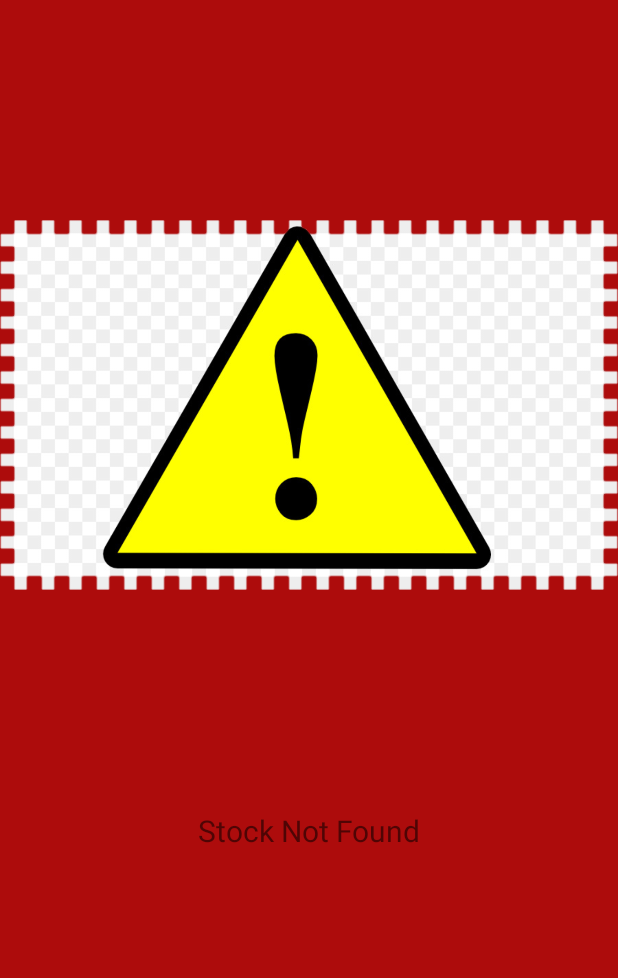
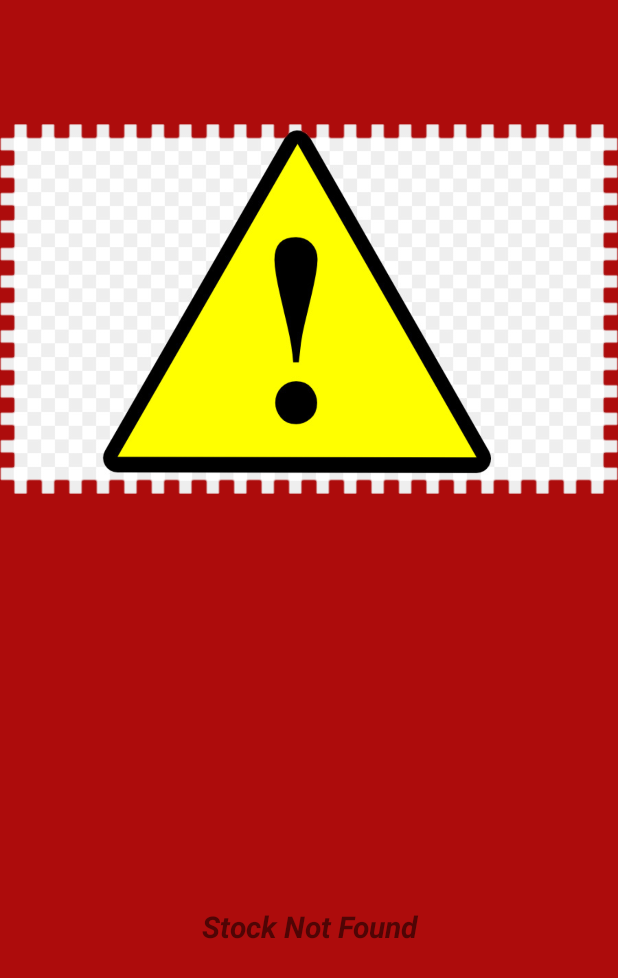
Before and after one commit to akhil-coder/DaggerApp, an Android app: the layout dialog_stock_not_found.xml on its own in the app's theme, with its tools: preview values and no code run, on a phone screen of 412 x 824 dp. Shown: the top 978 px of the screen. Run offline under Robolectric (Android 15) with nearby library versions, the phone set to English and light mode, and no system bars.

```diff
--- a/app/src/main/AndroidManifest.xml
+++ b/app/src/main/AndroidManifest.xml
@@ -4,7 +4,6 @@
 
     <uses-permission android:name="android.permission.CAMERA" />
     <uses-permission android:name="android.permission.INTERNET" />
-
     <uses-feature android:name="android.hardware.camera2" />
 
     <application
@@ -16,7 +15,8 @@
         android:supportsRtl="true"
         android:theme="@style/AppTheme"
         android:usesCleartextTraffic="true">
-        <activity android:name=".ui.main.settings.SettingsActivity"></activity>
+        <activity android:name=".ui.splashscreen.SplashScreenActivity"></activity>
+        <activity android:name=".ui.main.settings.SettingsActivity" />
         <activity android:name=".ui.auth.AuthActivity">
             <intent-filter>
                 <action android:name="android.intent.action.MAIN" />
--- a/app/src/main/java/com/appface/akhil/daggerapp/BaseActivity.java
+++ b/app/src/main/java/com/appface/akhil/daggerapp/BaseActivity.java
@@ -21,6 +21,7 @@ public class BaseActivity extends DaggerAppCompatActivity {
 
     @Inject
     public SessionManager sessionManager;
+
     private SharedPreferences sharedPreferences;
 
     @Override
--- a/app/src/main/java/com/appface/akhil/daggerapp/di/ActivityBuildersModule.java
+++ b/app/src/main/java/com/appface/akhil/daggerapp/di/ActivityBuildersModule.java
@@ -10,6 +10,7 @@ import com.appface.akhil.daggerapp.di.auth.AuthModule;
 import com.appface.akhil.daggerapp.di.auth.AuthViewModelsModule;
 import com.appface.akhil.daggerapp.ui.main.MainActivity;
 import com.appface.akhil.daggerapp.ui.main.scanner.ScannerActivity;
+import com.appface.akhil.daggerapp.ui.splashscreen.SplashScreenActivity;
 
 import dagger.Module;
 import dagger.android.ContributesAndroidInjector;
@@ -25,4 +26,7 @@ public abstract class ActivityBuildersModule {
 
     @ContributesAndroidInjector( modules = {ScannerModule.class, ScannerViewModelsModule.class})
     abstract ScannerActivity contributeScannerActivity();
+
+    @ContributesAndroidInjector
+    abstract SplashScreenActivity contributeSplashScreenActivity();
 }
--- a/app/src/main/res/layout/dialog_stock_not_found.xml
+++ b/app/src/main/res/layout/dialog_stock_not_found.xml
@@ -1,24 +1,27 @@
 <?xml version="1.0" encoding="utf-8"?>
-<RelativeLayout xmlns:android="http://schemas.android.com/apk/res/android"
+<LinearLayout xmlns:android="http://schemas.android.com/apk/res/android"
     xmlns:app="http://schemas.android.com/apk/res-auto"
-    android:orientation="vertical"
     android:layout_width="match_parent"
     android:layout_height="match_parent"
-    android:background="@color/red">
+    android:background="@color/red"
+    android:orientation="vertical"
+    android:weightSum="4">
 
     <ImageView
-        android:scaleType="fitCenter"
         android:id="@+id/imageView2"
         android:layout_width="match_parent"
-        android:layout_height="wrap_content"
+        android:layout_height="0dp"
+        android:layout_weight="2"
+        android:scaleType="fitCenter"
         app:srcCompat="@drawable/caution" />
 
     <TextView
-        android:textSize="@dimen/text_size_large"
-        android:gravity="center"
-        android:layout_below="@id/imageView2"
         android:id="@+id/textView5"
         android:layout_width="match_parent"
-        android:layout_height="wrap_content"
-        android:text="Stock Not Found" />
-</RelativeLayout>
+        android:layout_height="0dp"
+        android:layout_weight="2"
+        android:gravity="center"
+        android:text="Stock Not Found"
+        android:textSize="@dimen/text_size_large"
+        android:textStyle="bold|italic" />
+</LinearLayout>
```
Also changed, not shown: app/src/main/java/com/appface/akhil/daggerapp/model/Stock.java (+12 -0 lines), app/src/main/java/com/appface/akhil/daggerapp/model/StockResponse.java (+9 -0 lines), app/src/main/java/com/appface/akhil/daggerapp/ui/main/posts/StockViewModel.java (+24 -8 lines), app/src/main/java/com/appface/akhil/daggerapp/ui/main/scanner/ScannerActivity.java (+54 -8 lines).
